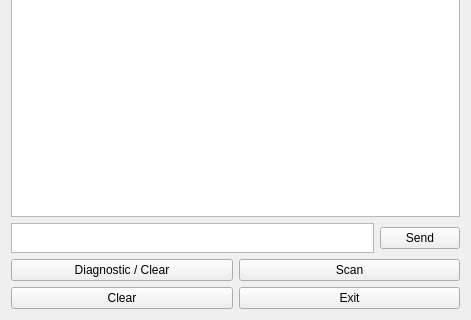
Qt form mainwindow.ui (takyonxxx/Elm327_Wifi_Obd2_Qt_Project) before a commit; both pictures show x 0 to 471 and y 356 to 676 of the 471 by 676 pixel window.
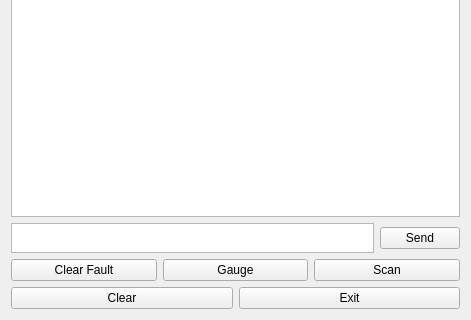
The same form after that commit.

The edit to the form file:
```diff
--- a/mainwindow.ui
+++ b/mainwindow.ui
@@ -116,7 +116,14 @@
         <item>
          <widget class="QPushButton" name="pushDiagnostic">
           <property name="text">
-           <string>Diagnostic / Clear</string>
+           <string>Clear Fault</string>
+          </property>
+         </widget>
+        </item>
+        <item>
+         <widget class="QPushButton" name="pushGauge">
+          <property name="text">
+           <string>Gauge</string>
           </property>
          </widget>
         </item>
```
